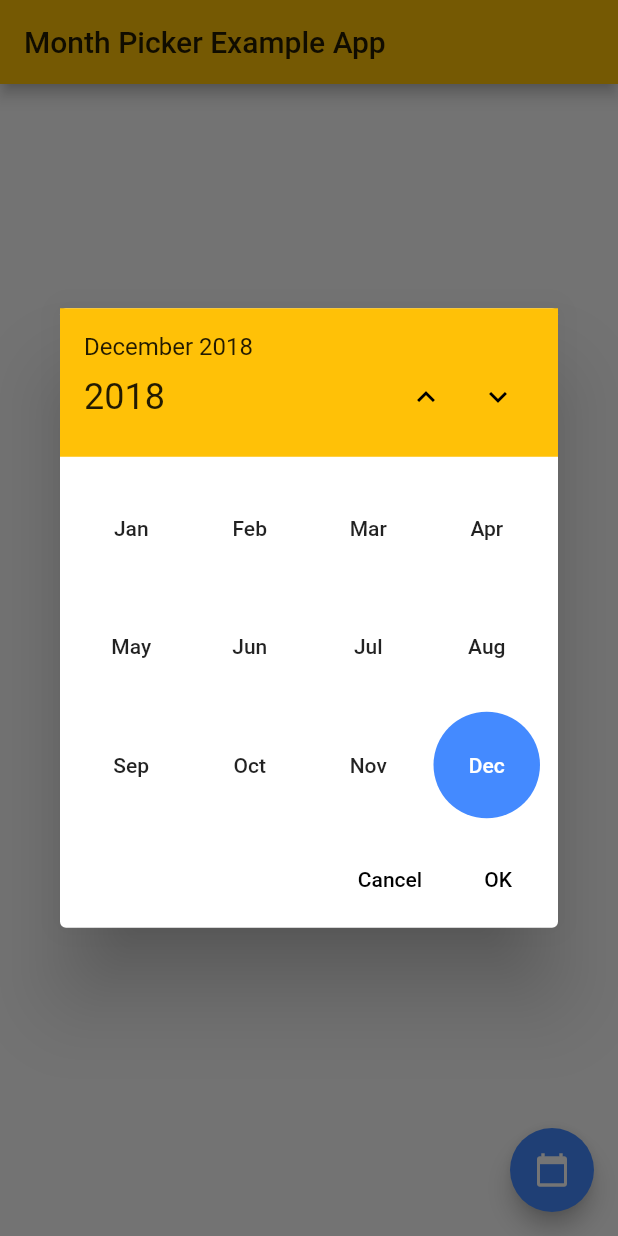
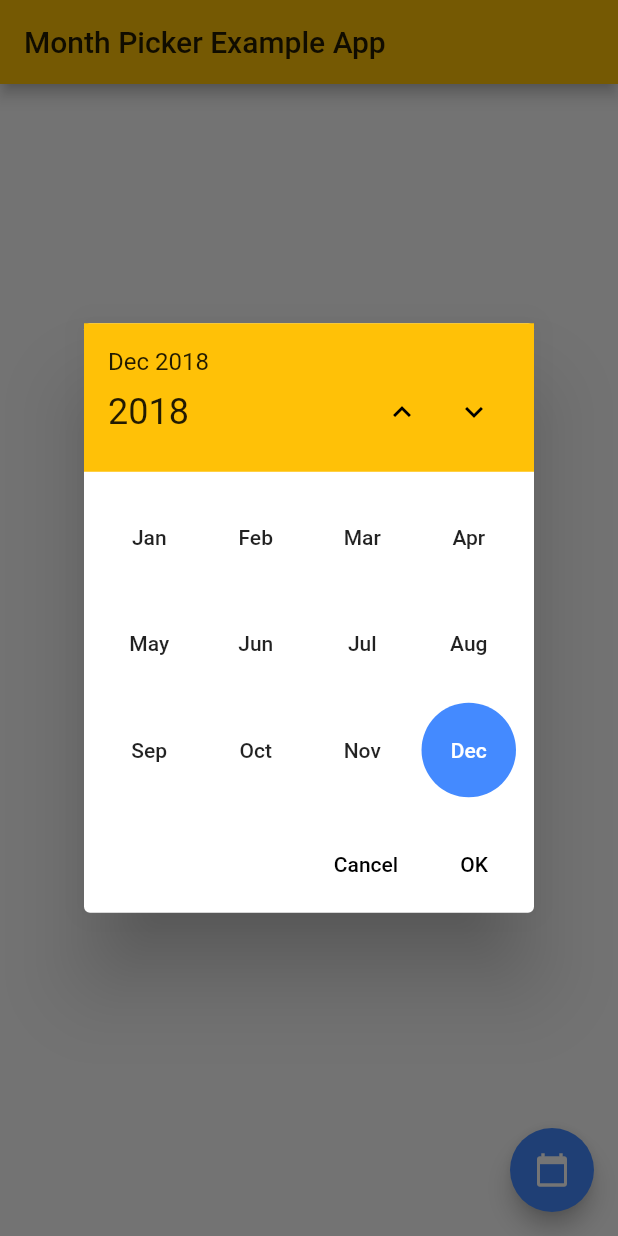
Before and after one commit to Macacoazul01/month_picker_dialog, a Flutter app: the screen it shows after launch, after a tap on the "calendar today" icon, on a phone screen of 412 x 824 dp. Run offline on Flutter 3.47's test engine with Material 2 defaults, Android fonts, the phone set to English and light mode, and no system bars.

Commit message:
Landscape support

```diff
--- a/lib/month_picker_dialog.dart
+++ b/lib/month_picker_dialog.dart
@@ -49,30 +49,27 @@ class _MonthPickerDialogState extends State<_MonthPickerDialog> {
     var theme = Theme.of(context);
     var localizations = MaterialLocalizations.of(context);
     var locale = _locale(context);
-    return Dialog(
-      child: Column(
-        mainAxisSize: MainAxisSize.min,
-        crossAxisAlignment: CrossAxisAlignment.stretch,
-        children: <Widget>[
-          Material(
+    var header = Material(
       color: theme.primaryColor,
       child: Padding(
         padding: const EdgeInsets.all(16.0),
         child: Column(
+          mainAxisAlignment: MainAxisAlignment.center,
           crossAxisAlignment: CrossAxisAlignment.start,
           children: <Widget>[
             Text(
-                    '${DateFormat.yMMMM(locale).format(selectedDate)}',
+              '${DateFormat.yMMM(locale).format(selectedDate)}',
               style: theme.primaryTextTheme.subhead,
             ),
             Row(
+              mainAxisAlignment: MainAxisAlignment.spaceBetween,
               children: <Widget>[
-                      Expanded(
-                        child: Text(
+                Text(
                   '${DateFormat.y(locale).format(DateTime(displayedYear))}',
                   style: theme.primaryTextTheme.headline,
                 ),
-                      ),
+                Row(
+                  children: <Widget>[
                     IconButton(
                       icon: Icon(
                         Icons.keyboard_arrow_up,
@@ -97,10 +94,13 @@ class _MonthPickerDialogState extends State<_MonthPickerDialog> {
                 ),
               ],
             ),
+          ],
         ),
       ),
-          SizedBox(
-            height: 250.0,
+    );
+    var pager = SizedBox(
+      height: 230.0,
+      width: 300.0,
       child: PageView.builder(
         controller: pageController,
         scrollDirection: Axis.vertical,
@@ -145,7 +145,11 @@ class _MonthPickerDialogState extends State<_MonthPickerDialog> {
                   .toList());
         },
       ),
-          ),
+    );
+    var content = Column(
+      crossAxisAlignment: CrossAxisAlignment.end,
+      children: [
+        pager,
         ButtonTheme.bar(
           child: ButtonBar(
             children: <Widget>[
@@ -161,6 +165,25 @@ class _MonthPickerDialogState extends State<_MonthPickerDialog> {
           ),
         )
       ],
+    );
+    return Dialog(
+      child: Column(
+        mainAxisSize: MainAxisSize.min,
+        children: <Widget>[
+          Builder(builder: (context) {
+            if (MediaQuery.of(context).orientation == Orientation.portrait) {
+              return IntrinsicWidth(
+                child: Column(children: [header, content]),
+              );
+            }
+            return IntrinsicHeight(
+              child: Row(
+                  mainAxisSize: MainAxisSize.min,
+                  crossAxisAlignment: CrossAxisAlignment.stretch,
+                  children: [header, content]),
+            );
+          }),
+        ],
       ),
     );
   }
--- a/pubspec.yaml
+++ b/pubspec.yaml
@@ -1,6 +1,6 @@
 name: month_picker_dialog
 description: Internationalized dialog for picking a single month from a year from an infinite list of years.
-version: 0.0.2
+version: 0.0.4
 author: Dimitri Krivoj <krivoj@hm.edu>
 homepage: https://github.com/hmkrivoj/month_picker_dialog
 
```
Lines whose indentation alone changed are shown as unchanged.
